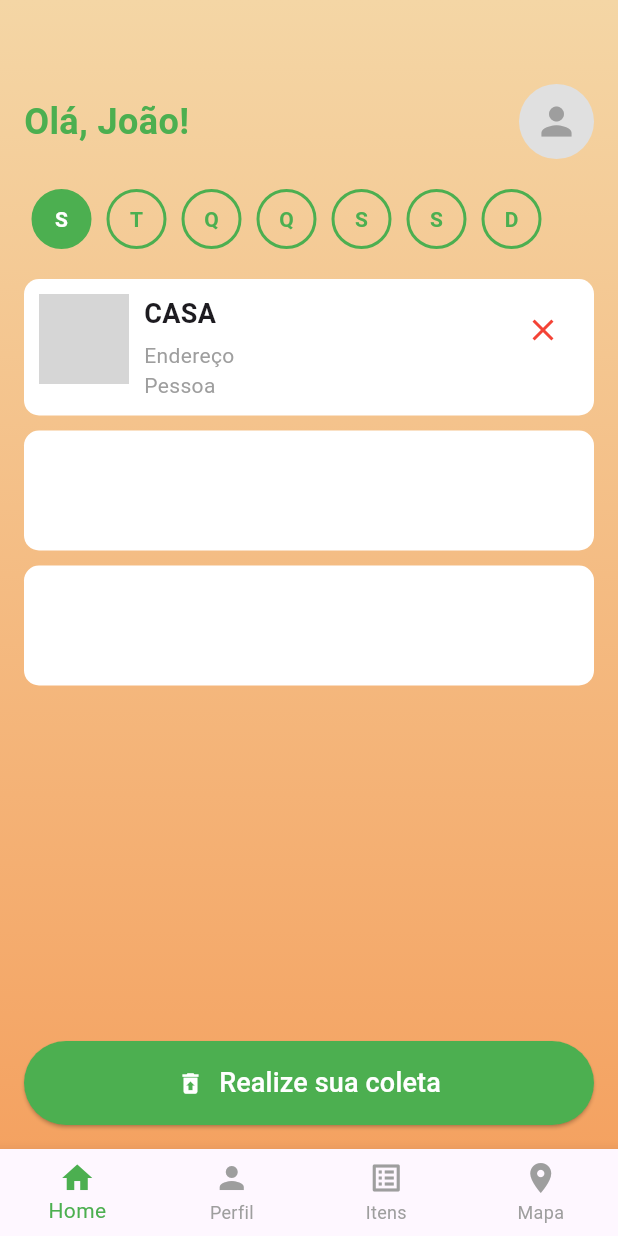
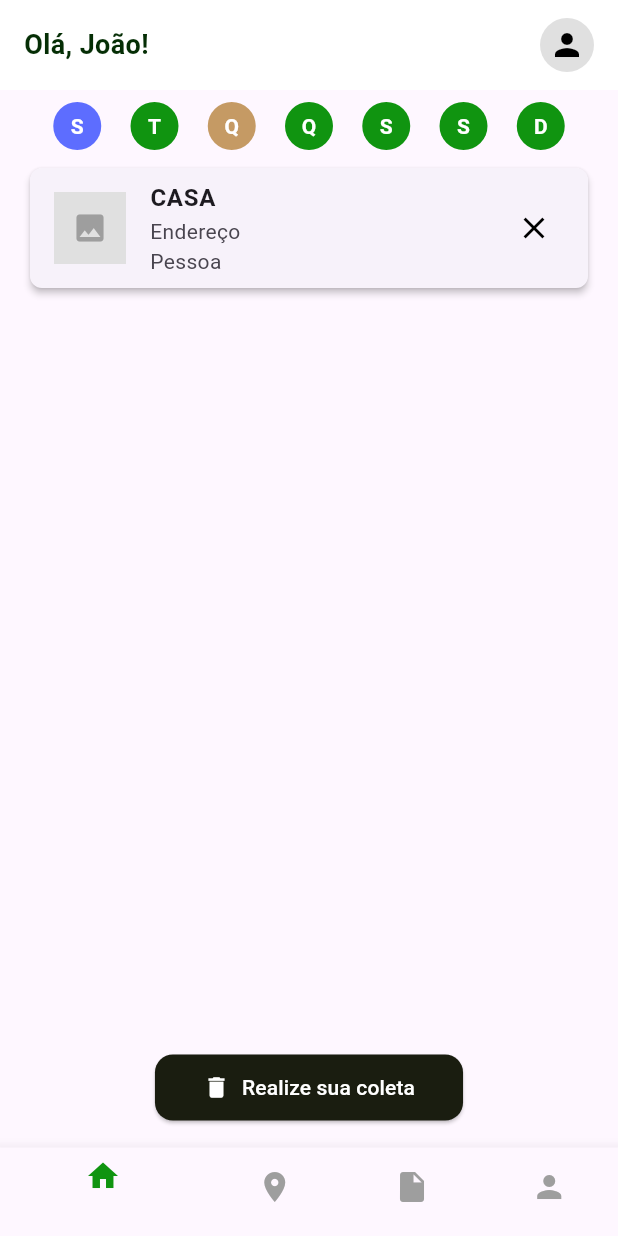
Before and after one commit to Epic-s-Projects/Recolhe.ai, a Flutter app: the HomeColetaPage screen opened directly, on a phone screen of 412 x 824 dp. Run offline on Flutter 3.47's test engine with Material 3 defaults, Android fonts, the phone set to English and light mode, and no system bars; our stand-ins replace cloud_firestore, firebase_auth, firebase_core, quickalert; accounts and stored records are empty; grey boxes are pictures that could not be loaded.

Commit message:
melhorando pagina de coleta

```diff
--- a/administrador/lib/home_coleta_page.dart
+++ b/administrador/lib/home_coleta_page.dart
@@ -4,212 +4,150 @@ class HomeColetaPage extends StatelessWidget {
   @override
   Widget build(BuildContext context) {
     return Scaffold(
-      bottomNavigationBar: BottomNavigationBar(
-        items: const [
-          BottomNavigationBarItem(
-            icon: Icon(Icons.home),
-            label: 'Home',
-          ),
-          BottomNavigationBarItem(
-            icon: Icon(Icons.person),
-            label: 'Perfil',
-          ),
-          BottomNavigationBarItem(
-            icon: Icon(Icons.list_alt),
-            label: 'Itens',
-          ),
-          BottomNavigationBarItem(
-            icon: Icon(Icons.location_on),
-            label: 'Mapa',
-          ),
-        ],
-        type: BottomNavigationBarType.fixed,
-        selectedItemColor: Colors.green,
-        unselectedItemColor: Colors.grey,
-      ),
-      body: Container(
-        decoration: const BoxDecoration(
-          gradient: LinearGradient(
-            colors: [Color(0xFFF4D6A5), Color(0xFFF4A261)],
-            begin: Alignment.topCenter,
-            end: Alignment.bottomCenter,
-          ),
-        ),
-        child: Padding(
-          padding: const EdgeInsets.all(16.0),
-          child: Column(
-            crossAxisAlignment: CrossAxisAlignment.start,
+      body: Column(
         children: [
-              const SizedBox(height: 40),
           // Header
-              Row(
+          Container(
+            padding: const EdgeInsets.symmetric(horizontal: 16, vertical: 12),
+            color: Colors.white,
+            child: Row(
               mainAxisAlignment: MainAxisAlignment.spaceBetween,
               children: [
-                  const Text(
+                Text(
                   'Olá, João!',
                   style: TextStyle(
-                      fontSize: 24,
+                    color: Color(0xFF052E05),
+                    fontSize: 18,
                     fontWeight: FontWeight.bold,
-                      color: Colors.green,
                   ),
                 ),
                 CircleAvatar(
-                    radius: 25,
-                    backgroundColor: Colors.grey.shade300,
-                    child: Icon(Icons.person, size: 30, color: Colors.grey),
-                  ),
-                ],
-              ),
-              const SizedBox(height: 20),
-              // Dias da Semana
-              SingleChildScrollView(
-                scrollDirection: Axis.horizontal,
-                child: Row(
-                  mainAxisAlignment: MainAxisAlignment.spaceBetween,
-                  children: List.generate(7, (index) {
-                    final days = ['S', 'T', 'Q', 'Q', 'S', 'S', 'D'];
-                    bool isSelected = index == 0; // Apenas o primeiro selecionado
-                    return _buildDayButton(days[index], isSelected);
-                  }),
-                ),
-              ),
-              const SizedBox(height: 20),
-              // Cards de Coleta
-              Expanded(
-                child: ListView(
-                  children: [
-                    _buildColetaCard(
-                      title: 'CASA',
-                      subtitle: 'Endereço\nPessoa',
-                      imagePath: 'assets/casa.png', // Substituir pelo caminho real
-                    ),
-                    const SizedBox(height: 10),
-                    _buildEmptyCard(),
-                    const SizedBox(height: 10),
-                    _buildEmptyCard(),
-                  ],
-                ),
-              ),
-              const SizedBox(height: 20),
-              // Botão de Coleta
-              ElevatedButton(
-                onPressed: () {
-                  // Ação para iniciar coleta
-                },
-                style: ElevatedButton.styleFrom(
-                  backgroundColor: Colors.green,
-                  foregroundColor: Colors.white,
-                  padding: const EdgeInsets.symmetric(
-                    horizontal: 40,
-                    vertical: 15,
-                  ),
-                  shape: RoundedRectangleBorder(
-                    borderRadius: BorderRadius.circular(50),
-                  ),
-                ),
-                child: Row(
-                  mainAxisAlignment: MainAxisAlignment.center,
-                  children: const [
-                    Icon(Icons.restore_from_trash),
-                    SizedBox(width: 10),
-                    Text(
-                      'Realize sua coleta',
-                      style: TextStyle(fontSize: 18),
+                  backgroundColor: Colors.grey[300],
+                  radius: 18,
+                  child: Icon(Icons.person, color: Colors.black),
                 ),
               ],
             ),
           ),
+
+          // Calendar
+          Container(
+            margin: const EdgeInsets.symmetric(vertical: 8),
+            padding: const EdgeInsets.symmetric(horizontal: 16),
+            child: Row(
+              mainAxisAlignment: MainAxisAlignment.spaceEvenly,
+              children: [
+                _buildCalendarItem('S', Color(0xFF5D6DFF)),
+                _buildCalendarItem('T', Color(0xFF109410)),
+                _buildCalendarItem('Q', Color(0xFFC59A64)),
+                _buildCalendarItem('Q', Color(0xFF109410)),
+                _buildCalendarItem('S', Color(0xFF109410)),
+                _buildCalendarItem('S', Color(0xFF109410)),
+                _buildCalendarItem('D', Color(0xFF109410)),
+              ],
+            ),
+          ),
+
+          // Address card
+          Expanded(
+            child: Padding(
+              padding: const EdgeInsets.symmetric(horizontal: 16),
+              child: Column(
+                children: [
+                  Card(
+                    shape: RoundedRectangleBorder(
+                      borderRadius: BorderRadius.circular(8),
+                    ),
+                    elevation: 2,
+                    child: ListTile(
+                      leading: Container(
+                        width: 48,
+                        height: 48,
+                        color: Colors.grey[300], // Placeholder for the image
+                        child: Icon(Icons.image, color: Colors.grey),
+                      ),
+                      title: Text(
+                        'CASA',
+                        style: TextStyle(
+                          fontWeight: FontWeight.bold,
+                        ),
+                      ),
+                      subtitle: Text('Endereço\nPessoa'),
+                      trailing: Icon(Icons.close, color: Colors.black),
+                    ),
+                  ),
+                  Spacer(),
+                  // Bottom Button
+                  ElevatedButton(
+                    style: ElevatedButton.styleFrom(
+                      backgroundColor: Color(0xFF1A1D10),
+                      padding: const EdgeInsets.symmetric(
+                          horizontal: 32, vertical: 12),
+                      shape: RoundedRectangleBorder(
+                        borderRadius: BorderRadius.circular(12),
+                      ),
+                    ),
+                    onPressed: () {},
+                    child: Row(
+                      mainAxisSize: MainAxisSize.min,
+                      children: [
+                        Icon(Icons.delete, color: Colors.white),
+                        SizedBox(width: 8),
+                        Text(
+                          'Realize sua coleta',
+                          style: TextStyle(color: Colors.white),
+                        ),
+                      ],
+                    ),
+                  ),
+                  SizedBox(height: 16),
                 ],
               ),
             ),
           ),
-    );
-  }
-
-  Widget _buildDayButton(String day, bool isSelected) {
-    return Container(
-      margin: const EdgeInsets.symmetric(horizontal: 5),
-      width: 40,
-      height: 40,
-      alignment: Alignment.center,
-      decoration: BoxDecoration(
-        color: isSelected ? Colors.green : Colors.transparent,
-        borderRadius: BorderRadius.circular(20),
-        border: Border.all(
-          color: Colors.green,
-          width: 2,
-        ),
-      ),
-      child: Text(
-        day,
-        style: TextStyle(
-          color: isSelected ? Colors.white : Colors.green,
-          fontWeight: FontWeight.bold,
-        ),
-      ),
-    );
-  }
-
-  Widget _buildColetaCard(
-      {required String title, required String subtitle, required String imagePath}) {
-    return Container(
-      padding: const EdgeInsets.all(10),
-      decoration: BoxDecoration(
-        color: Colors.white,
-        borderRadius: BorderRadius.circular(10),
-      ),
-      child: Row(
-        crossAxisAlignment: CrossAxisAlignment.start,
-        children: [
-          Image.asset(
-            imagePath,
-            width: 60,
-            height: 60,
-            fit: BoxFit.cover,
-          ),
-          const SizedBox(width: 10),
-          Expanded(
-            child: Column(
-              crossAxisAlignment: CrossAxisAlignment.start,
-              children: [
-                Text(
-                  title,
-                  style: const TextStyle(
-                    fontSize: 18,
-                    fontWeight: FontWeight.bold,
-                  ),
-                ),
-                const SizedBox(height: 5),
-                Text(
-                  subtitle,
-                  style: const TextStyle(
-                    fontSize: 14,
-                    color: Colors.grey,
-                  ),
-                ),
         ],
       ),
+      bottomNavigationBar: BottomNavigationBar(
+        backgroundColor: Colors.white,
+        selectedItemColor: Color(0xFF109410),
+        unselectedItemColor: Colors.grey,
+        items: [
+          BottomNavigationBarItem(
+            icon: Icon(Icons.home),
+            label: '',
           ),
-          IconButton(
-            onPressed: () {
-              // Ação ao excluir
-            },
-            icon: const Icon(
-              Icons.close,
-              color: Colors.red,
+          BottomNavigationBarItem(
+            icon: Icon(Icons.location_on),
+            label: '',
           ),
+          BottomNavigationBarItem(
+            icon: Icon(Icons.insert_drive_file),
+            label: '',
+          ),
+          BottomNavigationBarItem(
+            icon: Icon(Icons.person),
+            label: '',
           ),
         ],
       ),
     );
   }
 
-  Widget _buildEmptyCard() {
+  Widget _buildCalendarItem(String label, Color color) {
     return Container(
-      height: 80,
+      width: 32,
+      height: 32,
+      alignment: Alignment.center,
       decoration: BoxDecoration(
+        color: color,
+        shape: BoxShape.circle,
+      ),
+      child: Text(
+        label,
+        style: TextStyle(
           color: Colors.white,
-        borderRadius: BorderRadius.circular(10),
+          fontWeight: FontWeight.bold,
+        ),
       ),
     );
   }
```
Lines whose indentation alone changed are shown as unchanged.
